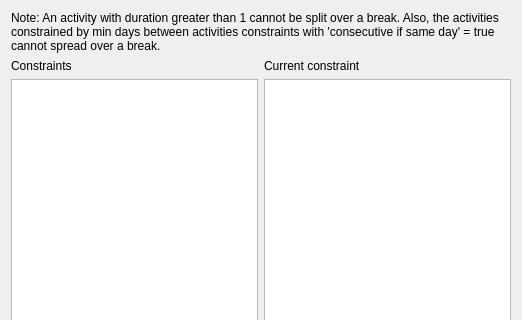
Above: fet/src/interface/constraintbreaktimesform_template.ui from vonmecheln/fet before the change; both pictures show x 0 to 522 and y 0 to 320 of the 522 by 473 pixel window. Below: the same form after it.
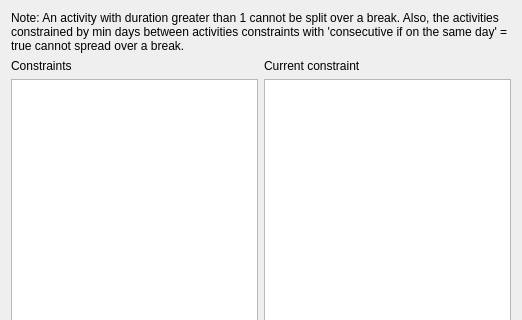
That is the form after the change.

```diff
--- a/fet/src/interface/constraintbreaktimesform_template.ui
+++ b/fet/src/interface/constraintbreaktimesform_template.ui
@@ -23,7 +23,7 @@
       </sizepolicy>
      </property>
      <property name="text">
-      <string>Note: An activity with duration greater than 1 cannot be split over a break. Also, the activities constrained by min days between activities constraints with 'consecutive if same day' = true cannot spread over a break.</string>
+      <string>Note: An activity with duration greater than 1 cannot be split over a break. Also, the activities constrained by min days between activities constraints with 'consecutive if on the same day' = true cannot spread over a break.</string>
      </property>
      <property name="wordWrap">
       <bool>true</bool>
```
